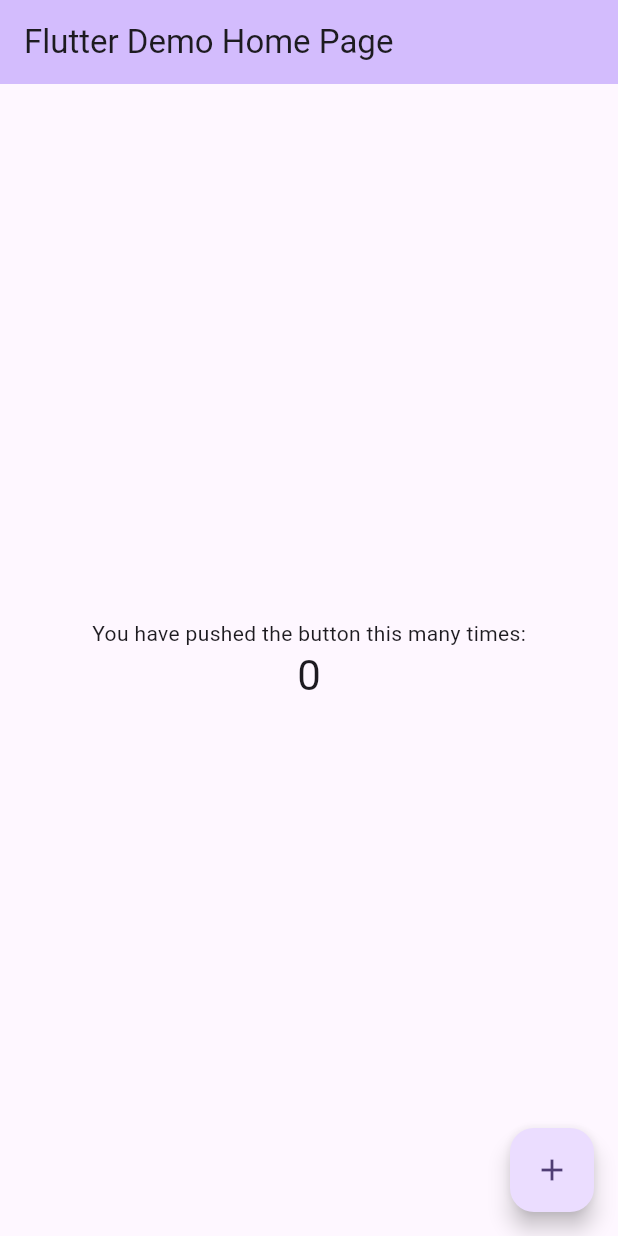
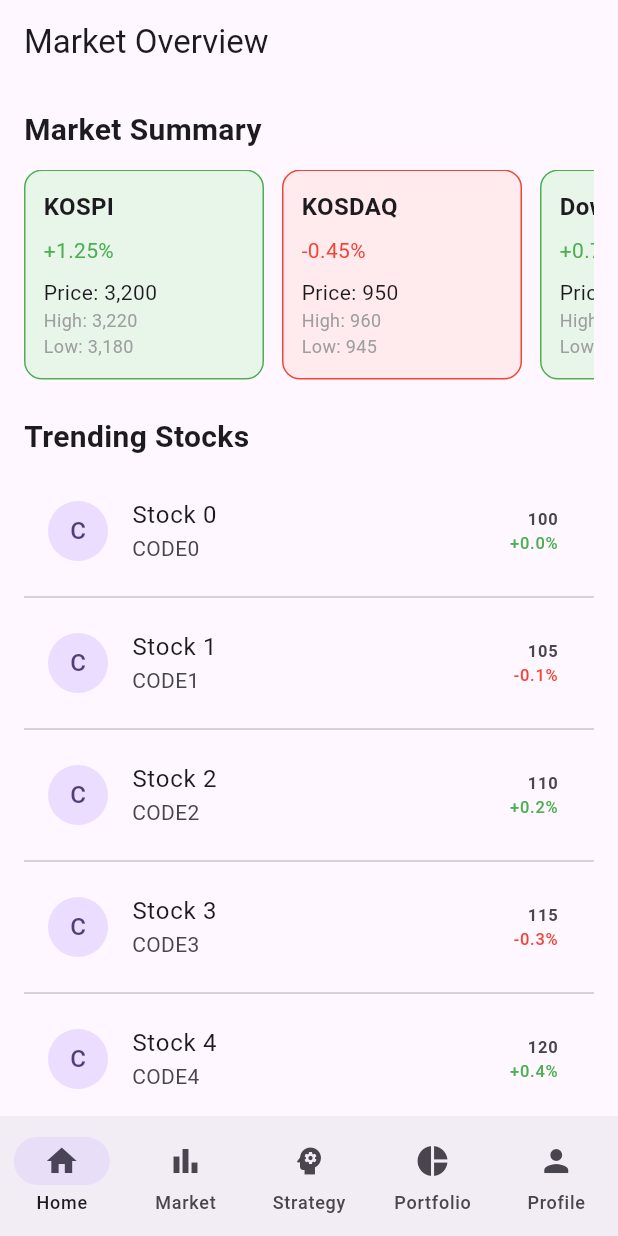
Before and after one commit to Paaaark/hanquant_web, a Flutter app: the screen it shows after launch, on a phone screen of 412 x 824 dp. Run offline on Flutter 3.47's test engine with Material 3 defaults, Android fonts, the phone set to English and light mode, and no system bars.

Commit message:
Home page created

```diff
--- /dev/null
+++ b/lib/app/app.dart
@@ -0,0 +1,66 @@
+import 'package:flutter/material.dart';
+import '../pages/home/home_page.dart';
+import '../pages/market/market_page.dart';
+import '../pages/strategy/strategy_page.dart';
+import '../pages/portfolio/portfolio_page.dart';
+import '../pages/profile/profile_page.dart';
+
+class MyApp extends StatelessWidget {
+  const MyApp({super.key});
+
+  @override
+  Widget build(BuildContext context) {
+    return MaterialApp(
+      title: 'Stock App',
+      theme: ThemeData(
+        colorScheme: ColorScheme.fromSeed(seedColor: Colors.deepPurple),
+        useMaterial3: true,
+      ),
+      home: const MainScaffold(),
+      debugShowCheckedModeBanner: false,
+    );
+  }
+}
+
+class MainScaffold extends StatefulWidget {
+  const MainScaffold({super.key});
+
+  @override
+  State<MainScaffold> createState() => _MainScaffoldState();
+}
+
+class _MainScaffoldState extends State<MainScaffold> {
+  int _currentIndex = 0;
+
+  final List<Widget> _pages = [
+    HomePage(),
+    const MarketPage(),
+    const PortfolioPage(),
+    const StrategyPage(),
+    const ProfilePage(),
+  ];
+
+  @override
+  Widget build(BuildContext context) {
+    return Scaffold(
+      body: _pages[_currentIndex],
+      bottomNavigationBar: NavigationBar(
+        selectedIndex: _currentIndex,
+        onDestinationSelected: (index) {
+          setState(() {
+            _currentIndex = index;
+          });
+        },
+        destinations: const [
+          NavigationDestination(icon: Icon(Icons.home), label: 'Home'),
+          NavigationDestination(icon: Icon(Icons.bar_chart), label: 'Market'),
+          NavigationDestination(
+              icon: Icon(Icons.psychology), label: 'Strategy'),
+          NavigationDestination(
+              icon: Icon(Icons.pie_chart), label: 'Portfolio'),
+          NavigationDestination(icon: Icon(Icons.person), label: 'Profile'),
+        ],
+      ),
+    );
+  }
+}
--- a/lib/main.dart
+++ b/lib/main.dart
@@ -1,125 +1,6 @@
 import 'package:flutter/material.dart';
+import 'app/app.dart';
 
 void main() {
   runApp(const MyApp());
 }
-
-class MyApp extends StatelessWidget {
-  const MyApp({super.key});
-
-  // This widget is the root of your application.
-  @override
-  Widget build(BuildContext context) {
-    return MaterialApp(
-      title: 'Flutter Demo',
-      theme: ThemeData(
-        // This is the theme of your application.c
-        //
-        // TRY THIS: Try running your application with "flutter run". You'll see
-        // the application has a purple toolbar. Then, without quitting the app,
-        // try changing the seedColor in the colorScheme below to Colors.green
-        // and then invoke "hot reload" (save your changes or press the "hot
-        // reload" button in a Flutter-supported IDE, or press "r" if you used
-        // the command line to start the app).
-        //
-        // Notice that the counter didn't reset back to zero; the application
-        // state is not lost during the reload. To reset the state, use hot
-        // restart instead.
-        //
-        // This works for code too, not just values: Most code changes can be
-        // tested with just a hot reload.
-        colorScheme: ColorScheme.fromSeed(seedColor: Colors.deepPurple),
-        useMaterial3: true,
-      ),
-      home: const MyHomePage(title: 'Flutter Demo Home Page'),
-    );
-  }
-}
-
-class MyHomePage extends StatefulWidget {
-  const MyHomePage({super.key, required this.title});
-
-  // This widget is the home page of your application. It is stateful, meaning
-  // that it has a State object (defined below) that contains fields that affect
-  // how it looks.
-
-  // This class is the configuration for the state. It holds the values (in this
-  // case the title) provided by the parent (in this case the App widget) and
-  // used by the build method of the State. Fields in a Widget subclass are
-  // always marked "final".
-
-  final String title;
-
-  @override
-  State<MyHomePage> createState() => _MyHomePageState();
-}
-
-class _MyHomePageState extends State<MyHomePage> {
-  int _counter = 0;
-
-  void _incrementCounter() {
-    setState(() {
-      // This call to setState tells the Flutter framework that something has
-      // changed in this State, which causes it to rerun the build method below
-      // so that the display can reflect the updated values. If we changed
-      // _counter without calling setState(), then the build method would not be
-      // called again, and so nothing would appear to happen.
-      _counter++;
-    });
-  }
-
-  @override
-  Widget build(BuildContext context) {
-    // This method is rerun every time setState is called, for instance as done
-    // by the _incrementCounter method above.
-    //
-    // The Flutter framework has been optimized to make rerunning build methods
-    // fast, so that you can just rebuild anything that needs updating rather
-    // than having to individually change instances of widgets.
-    return Scaffold(
-      appBar: AppBar(
-        // TRY THIS: Try changing the color here to a specific color (to
-        // Colors.amber, perhaps?) and trigger a hot reload to see the AppBar
-        // change color while the other colors stay the same.
-        backgroundColor: Theme.of(context).colorScheme.inversePrimary,
-        // Here we take the value from the MyHomePage object that was created by
-        // the App.build method, and use it to set our appbar title.
-        title: Text(widget.title),
-      ),
-      body: Center(
-        // Center is a layout widget. It takes a single child and positions it
-        // in the middle of the parent.
-        child: Column(
-          // Column is also a layout widget. It takes a list of children and
-          // arranges them vertically. By default, it sizes itself to fit its
-          // children horizontally, and tries to be as tall as its parent.
-          //
-          // Column has various properties to control how it sizes itself and
-          // how it positions its children. Here we use mainAxisAlignment to
-          // center the children vertically; the main axis here is the vertical
-          // axis because Columns are vertical (the cross axis would be
-          // horizontal).
-          //
-          // TRY THIS: Invoke "debug painting" (choose the "Toggle Debug Paint"
-          // action in the IDE, or press "p" in the console), to see the
-          // wireframe for each widget.
-          mainAxisAlignment: MainAxisAlignment.center,
-          children: <Widget>[
-            const Text(
-              'You have pushed the button this many times:',
-            ),
-            Text(
-              '$_counter',
-              style: Theme.of(context).textTheme.headlineMedium,
-            ),
-          ],
-        ),
-      ),
-      floatingActionButton: FloatingActionButton(
-        onPressed: _incrementCounter,
-        tooltip: 'Increment',
-        child: const Icon(Icons.add),
-      ), // This trailing comma makes auto-formatting nicer for build methods.
-    );
-  }
-}
--- /dev/null
+++ b/lib/models/index_summary.dart
@@ -0,0 +1,15 @@
+class IndexSummary {
+  final String indexName;
+  final String changeRate;
+  final String currentPrice;
+  final String high;
+  final String low;
+
+  IndexSummary({
+    required this.indexName,
+    required this.changeRate,
+    required this.currentPrice,
+    required this.high,
+    required this.low,
+  });
+}
--- /dev/null
+++ b/lib/models/stock_summary.dart
@@ -0,0 +1,15 @@
+class StockSummary {
+  final String logoUrl; // optional for now
+  final String stockName;
+  final String stockCode;
+  final String changePercentage;
+  final String currentPrice;
+
+  StockSummary({
+    required this.logoUrl,
+    required this.stockName,
+    required this.stockCode,
+    required this.changePercentage,
+    required this.currentPrice,
+  });
+}
--- /dev/null
+++ b/lib/pages/home/home_page.dart
@@ -0,0 +1,162 @@
+import 'package:flutter/material.dart';
+import 'package:hanquant_frontend/models/index_summary.dart';
+import 'package:hanquant_frontend/models/stock_summary.dart';
+
+class HomePage extends StatelessWidget {
+  HomePage({super.key});
+
+  // Sample dummy data for indices and stocks
+  final List<IndexSummary> indices = [
+    IndexSummary(
+      indexName: "KOSPI",
+      changeRate: "+1.25%",
+      currentPrice: "3,200",
+      high: "3,220",
+      low: "3,180",
+    ),
+    IndexSummary(
+      indexName: "KOSDAQ",
+      changeRate: "-0.45%",
+      currentPrice: "950",
+      high: "960",
+      low: "945",
+    ),
+    IndexSummary(
+      indexName: "Dow Jones",
+      changeRate: "+0.75%",
+      currentPrice: "34,000",
+      high: "34,200",
+      low: "33,800",
+    ),
+  ];
+
+  final List<StockSummary> trendingStocks = List.generate(
+    10,
+    (index) => StockSummary(
+      logoUrl: '', // TODO: add logo URLs or placeholder
+      stockName: "Stock $index",
+      stockCode: "CODE$index",
+      changePercentage: (index % 2 == 0 ? "+0.${index}%" : "-0.${index}%"),
+      currentPrice: "${100 + index * 5}",
+    ),
+  );
+
+  @override
+  Widget build(BuildContext context) {
+    return Scaffold(
+      appBar: AppBar(title: const Text("Market Overview")),
+      body: SingleChildScrollView(
+        padding: const EdgeInsets.all(16),
+        child: Column(
+          crossAxisAlignment: CrossAxisAlignment.start,
+          children: [
+            const Text("Market Summary",
+                style: TextStyle(fontSize: 20, fontWeight: FontWeight.bold)),
+            const SizedBox(height: 12),
+            _buildMarketSummary(),
+            const SizedBox(height: 24),
+            const Text("Trending Stocks",
+                style: TextStyle(fontSize: 20, fontWeight: FontWeight.bold)),
+            const SizedBox(height: 12),
+            _buildTrendingStocks(),
+          ],
+        ),
+      ),
+    );
+  }
+
+  Widget _buildMarketSummary() {
+    return SizedBox(
+      height: 140,
+      child: ListView.separated(
+        scrollDirection: Axis.horizontal,
+        itemCount: indices.length,
+        separatorBuilder: (_, __) => const SizedBox(width: 12),
+        itemBuilder: (context, index) {
+          final item = indices[index];
+          return _IndexCard(index: item);
+        },
+      ),
+    );
+  }
+
+  Widget _buildTrendingStocks() {
+    return ListView.separated(
+      shrinkWrap: true,
+      physics: const NeverScrollableScrollPhysics(),
+      itemCount: trendingStocks.length,
+      separatorBuilder: (_, __) => const Divider(height: 16),
+      itemBuilder: (context, index) {
+        final stock = trendingStocks[index];
+        return _StockListItem(stock: stock);
+      },
+    );
+  }
+}
+
+class _IndexCard extends StatelessWidget {
+  final IndexSummary index;
+  const _IndexCard({required this.index});
+
+  @override
+  Widget build(BuildContext context) {
+    final isPositive = index.changeRate.startsWith('+');
+    return Container(
+      width: 160,
+      padding: const EdgeInsets.all(12),
+      decoration: BoxDecoration(
+        color: isPositive ? Colors.green.shade50 : Colors.red.shade50,
+        borderRadius: BorderRadius.circular(12),
+        border: Border.all(color: isPositive ? Colors.green : Colors.red),
+      ),
+      child: Column(
+        crossAxisAlignment: CrossAxisAlignment.start,
+        children: [
+          Text(index.indexName,
+              style:
+                  const TextStyle(fontWeight: FontWeight.bold, fontSize: 16)),
+          const SizedBox(height: 8),
+          Text(index.changeRate,
+              style: TextStyle(
+                  color: isPositive ? Colors.green : Colors.red, fontSize: 14)),
+          const SizedBox(height: 8),
+          Text('Price: ${index.currentPrice}',
+              style: const TextStyle(fontSize: 14)),
+          Text('High: ${index.high}',
+              style: const TextStyle(fontSize: 12, color: Colors.grey)),
+          Text('Low: ${index.low}',
+              style: const TextStyle(fontSize: 12, color: Colors.grey)),
+        ],
+      ),
+    );
+  }
+}
+
+class _StockListItem extends StatelessWidget {
+  final StockSummary stock;
+  const _StockListItem({required this.stock});
+
+  @override
+  Widget build(BuildContext context) {
+    final isPositive = stock.changePercentage.startsWith('+');
+    return ListTile(
+      leading: CircleAvatar(
+        child: Text(stock.stockCode.substring(0, 1)), // Placeholder for logo
+      ),
+      title: Text(stock.stockName),
+      subtitle: Text(stock.stockCode),
+      trailing: Column(
+        mainAxisAlignment: MainAxisAlignment.center,
+        crossAxisAlignment: CrossAxisAlignment.end,
+        children: [
+          Text(stock.currentPrice,
+              style: const TextStyle(fontWeight: FontWeight.bold)),
+          Text(
+            stock.changePercentage,
+            style: TextStyle(color: isPositive ? Colors.green : Colors.red),
+          ),
+        ],
+      ),
+    );
+  }
+}
--- /dev/null
+++ b/lib/pages/market/market_page.dart
@@ -0,0 +1,11 @@
+import 'package:flutter/material.dart';
+
+class MarketPage extends StatelessWidget {
+  const MarketPage({super.key});
+  @override
+  Widget build(BuildContext context) {
+    return const Scaffold(
+      body: Center(child: Text('📊 Market Page')),
+    );
+  }
+}
--- /dev/null
+++ b/lib/pages/portfolio/portfolio_page.dart
@@ -0,0 +1,11 @@
+import 'package:flutter/material.dart';
+
+class StrategyPage extends StatelessWidget {
+  const StrategyPage({super.key});
+  @override
+  Widget build(BuildContext context) {
+    return const Scaffold(
+      body: Center(child: Text('🧠 Strategy Page')),
+    );
+  }
+}
--- /dev/null
+++ b/lib/pages/profile/profile_page.dart
@@ -0,0 +1,11 @@
+import 'package:flutter/material.dart';
+
+class PortfolioPage extends StatelessWidget {
+  const PortfolioPage({super.key});
+  @override
+  Widget build(BuildContext context) {
+    return const Scaffold(
+      body: Center(child: Text('💼 Portfolio Page')),
+    );
+  }
+}
--- /dev/null
+++ b/lib/pages/strategy/strategy_page.dart
@@ -0,0 +1,11 @@
+import 'package:flutter/material.dart';
+
+class ProfilePage extends StatelessWidget {
+  const ProfilePage({super.key});
+  @override
+  Widget build(BuildContext context) {
+    return const Scaffold(
+      body: Center(child: Text('👤 Profile Page')),
+    );
+  }
+}
--- a/pubspec.yaml
+++ b/pubspec.yaml
@@ -35,6 +35,7 @@
   # The following adds the Cupertino Icons font to your application.
   # Use with the CupertinoIcons class for iOS style icons.
   cupertino_icons: ^1.0.6
+  http: ^1.2.2
 
 dev_dependencies:
   flutter_test:
```
Also changed, not shown: lib/app/theme.dart (added), pubspec.lock.
